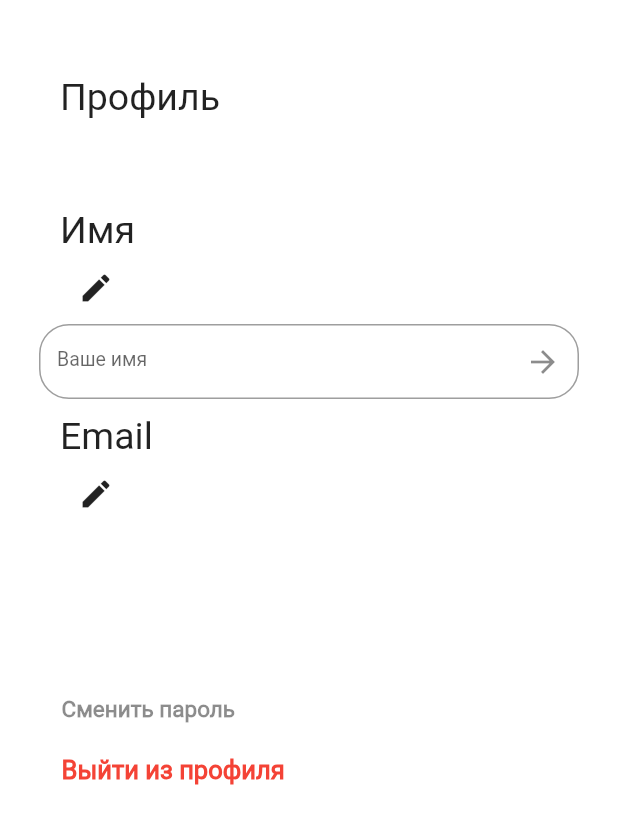
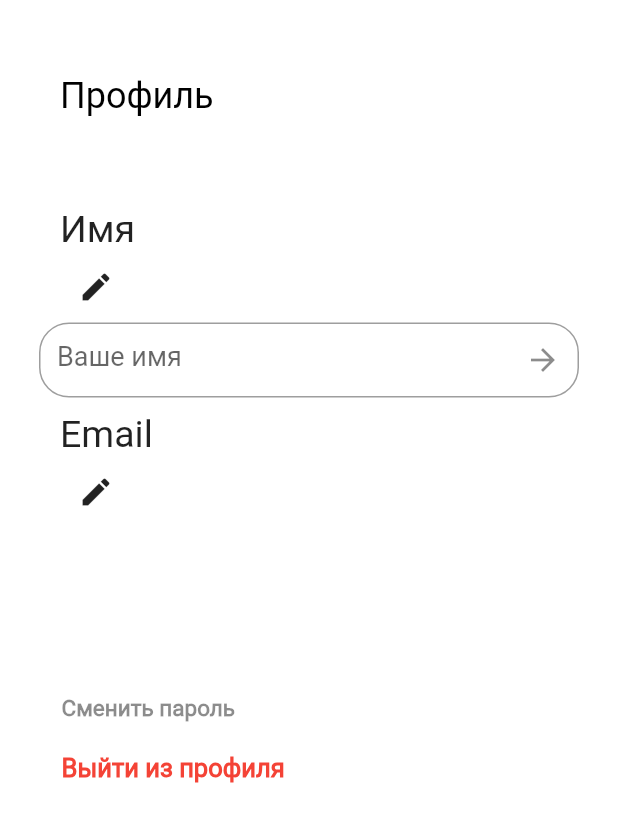
Before and after one commit to Flek55/konstruktor_tortikov, a Flutter app: the HomeProfile screen opened directly, after a tap on the "edit" icon, on a phone screen of 412 x 824 dp. Shown: the top 824 px of the screen. Run offline on Flutter 3.47's test engine with Material 2 defaults, Android fonts, the phone set to English and light mode, and no system bars; our stand-ins replace cloud_firestore, equatable, firebase_auth, firebase_core, flutter_easyloading, fluttertoast and 4 more; missing offline and left inert: yandex_mapkit; accounts and stored records are empty.

Commit message:
TextField string color fixed

```diff
--- a/tortik/lib/pages/Home/home_liked.dart
+++ b/tortik/lib/pages/Home/home_liked.dart
@@ -58,7 +58,7 @@ class HomeLikedState extends State<HomeLiked> {
             child: SingleChildScrollView(
           child: Column(
             children: [
-              const Padding(padding: EdgeInsets.only(top: 31)),
+              const Padding(padding: EdgeInsets.only(top: 32)),
               Row(children: [
                 const Padding(padding: EdgeInsets.only(top: 50, left: 40)),
                 Text(
@@ -99,7 +99,7 @@ class HomeLikedState extends State<HomeLiked> {
                 ),
                 title: Text(likedData[index].name,style:Theme.of(context).textTheme.displayMedium?.copyWith(fontSize: 16.5)),
                 subtitle: Text(
-                    "${likedData[index].description}\n ₽${likedData[index].price}"),
+                    "${likedData[index].description}\n₽${likedData[index].price}"),
                 trailing: Material(
                     color: Colors.transparent,
                     child: InkWell(
--- a/tortik/lib/pages/Home/home_profile.dart
+++ b/tortik/lib/pages/Home/home_profile.dart
@@ -29,15 +29,12 @@ class _HomeProfileState extends State<HomeProfile> {
           child: Column(
             children: [
               const Padding(padding: EdgeInsets.only(top: 50)),
-              const Row(
+              Row(
                 children: [
-                  Padding(padding: EdgeInsets.only(left: 40)),
+                  const Padding(padding: EdgeInsets.only(left: 40)),
                   Text(
                     "Профиль",
-                    style: TextStyle(
-                      fontSize: 25,
-                      fontFamily: 'Roboto',
-                    ),
+                    style: Theme.of(context).textTheme.displayMedium?.copyWith(fontSize: 24)
                   )
                 ],
               ),
@@ -188,6 +185,7 @@ class _HomeProfileState extends State<HomeProfile> {
           borderSide: BorderSide(color:Theme.of(context).colorScheme.onPrimary),
         ),
       ),
+      style: (const TextStyle(color: Colors.black,fontSize: 18)),
     );
   }
 
@@ -281,6 +279,7 @@ class _HomeProfileState extends State<HomeProfile> {
           borderSide: BorderSide(color: Color(0xFF5B2C6F)),
         ),
       ),
+      style: (const TextStyle(color: Colors.black,fontSize: 18)),
     );
   }
 }
```
Also changed, not shown: tortik/lib/pages/Home/home_cart.dart (+5 -9 lines), tortik/lib/pages/Home/home_menu.dart (+2 -5 lines).
